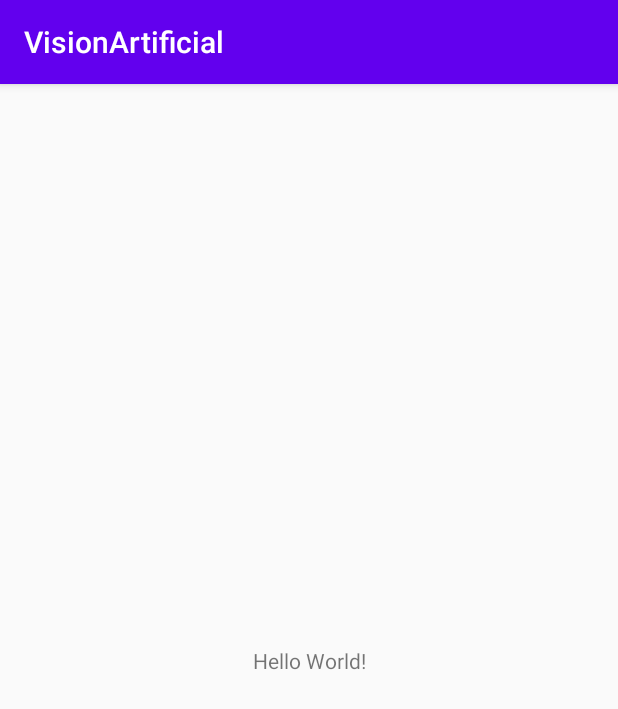
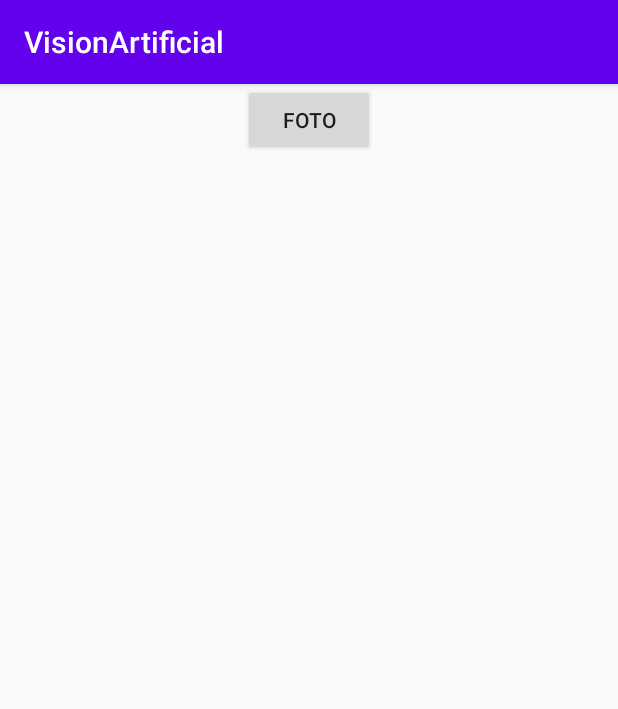
Before and after one commit to Fudack/VisionArtificial, an Android app: the screen it shows after launch (MainActivity), on a phone screen of 412 x 824 dp. Shown: the top 709 px of the screen. Run offline under Robolectric (Android 15) with nearby library versions, the phone set to English and light mode, and no system bars.

```diff
--- a/app/src/main/AndroidManifest.xml
+++ b/app/src/main/AndroidManifest.xml
@@ -1,6 +1,10 @@
 <?xml version="1.0" encoding="utf-8"?>
 <manifest xmlns:android="http://schemas.android.com/apk/res/android"
     xmlns:tools="http://schemas.android.com/tools">
+
+    <uses-feature
+        android:name="android.hardware.camera"
+        android:required="true" />
 
     <application
         android:allowBackup="true"
--- a/app/src/main/java/com/example/visionartificial/MainActivity.java
+++ b/app/src/main/java/com/example/visionartificial/MainActivity.java
@@ -1,13 +1,40 @@
 package com.example.visionartificial;
 
+import android.content.Intent;
+import android.graphics.Bitmap;
+import android.provider.MediaStore;
 import android.support.v7.app.AppCompatActivity;
 import android.os.Bundle;
+import android.widget.Button;
+import android.widget.ImageView;
 
 public class MainActivity extends AppCompatActivity {
+
+    Button btncamara;
+    ImageView imageView;
 
     @Override
     protected void onCreate(Bundle savedInstanceState) {
         super.onCreate(savedInstanceState);
         setContentView(R.layout.activity_main);
+        btncamara = findViewById(R.id.btncamara);
+        imageView = findViewById(R.id.imageView);
+
+        btncamara.setOnClickListener(view -> abrirCamara());
+    }
+
+    private void abrirCamara(){
+        Intent intent = new Intent(MediaStore.ACTION_IMAGE_CAPTURE);
+        if(intent.resolveActivity(getPackageManager()) != null){
+            startActivityForResult(intent, 1);
+        }
+    }
+
+    protected void onActivityResult(int requestCode, int resultCode, Intent data){
+        if (requestCode == 1 && resultCode == RESULT_OK){
+            Bundle extras = data.getExtras();
+            Bitmap imgBitmap = (Bitmap) extras.get("data");
+            imageView.setImageBitmap(imgBitmap);
+        }
     }
 }
--- a/app/src/main/res/layout/activity_main.xml
+++ b/app/src/main/res/layout/activity_main.xml
@@ -1,18 +1,21 @@
 <?xml version="1.0" encoding="utf-8"?>
-<android.support.constraint.ConstraintLayout xmlns:android="http://schemas.android.com/apk/res/android"
+<LinearLayout xmlns:android="http://schemas.android.com/apk/res/android"
     xmlns:app="http://schemas.android.com/apk/res-auto"
     xmlns:tools="http://schemas.android.com/tools"
     android:layout_width="match_parent"
     android:layout_height="match_parent"
+    android:orientation="vertical"
     tools:context=".MainActivity">
 
-    <TextView
+    <Button
+        android:id="@+id/btncamara"
         android:layout_width="wrap_content"
         android:layout_height="wrap_content"
-        android:text="Hello World!"
-        app:layout_constraintBottom_toBottomOf="parent"
-        app:layout_constraintEnd_toEndOf="parent"
-        app:layout_constraintStart_toStartOf="parent"
-        app:layout_constraintTop_toTopOf="parent" />
+        android:layout_gravity="center_horizontal"
+        android:text="@string/btncamara" />
 
-</android.support.constraint.ConstraintLayout>
+    <ImageView
+        android:id="@+id/imageView"
+        android:layout_width="match_parent"
+        android:layout_height="match_parent" />
+</LinearLayout>
--- a/app/src/main/res/values/strings.xml
+++ b/app/src/main/res/values/strings.xml
@@ -1,3 +1,4 @@
 <resources>
     <string name="app_name">VisionArtificial</string>
+    <string name="btncamara">foto</string>
 </resources>
```
